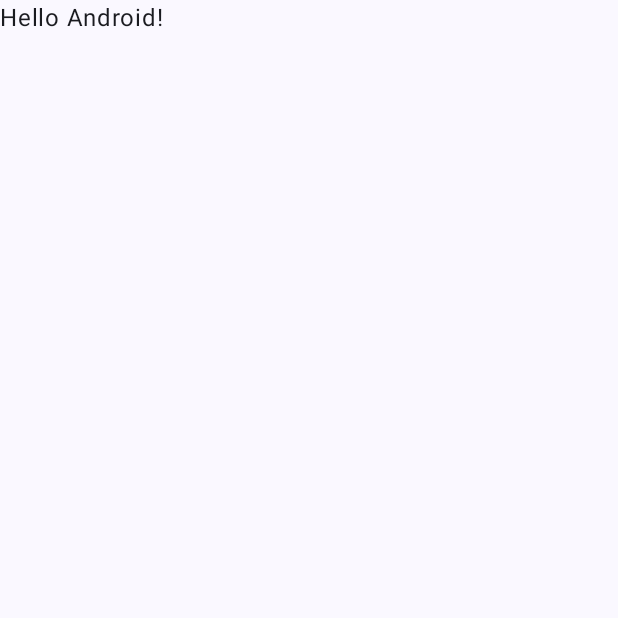
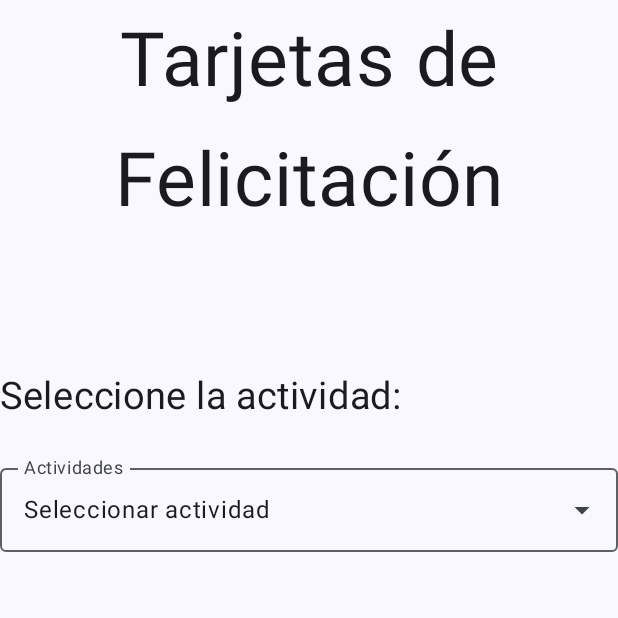
Before and after one commit to Jose-Prince/PPM2023-JAPM, an Android app built with Jetpack Compose: the screen it shows after launch (MainActivity), on a phone screen of 412 x 824 dp, the top half of it. Before the commit the part shown is almost empty. Run offline under Robolectric (Android 15) with nearby library versions, the phone set to English and light mode, and no system bars.

Commit message:
Implementación de Spinner

```diff
--- a/Laboratorio_3/app/src/main/java/com/example/laboratorio_3/MainActivity.kt
+++ b/Laboratorio_3/app/src/main/java/com/example/laboratorio_3/MainActivity.kt
@@ -1,15 +1,45 @@
 package com.example.laboratorio_3
 
 import android.os.Bundle
+import android.widget.Button
 import androidx.activity.ComponentActivity
 import androidx.activity.compose.setContent
+import androidx.compose.foundation.background
+import androidx.compose.foundation.clickable
+import androidx.compose.foundation.layout.Arrangement
+import androidx.compose.foundation.layout.Box
+import androidx.compose.foundation.layout.Column
+import androidx.compose.foundation.layout.Spacer
 import androidx.compose.foundation.layout.fillMaxSize
+import androidx.compose.foundation.layout.fillMaxWidth
+import androidx.compose.foundation.layout.height
+import androidx.compose.foundation.layout.padding
+import androidx.compose.foundation.layout.wrapContentWidth
+import androidx.compose.material.icons.Icons
+import androidx.compose.material.icons.outlined.ArrowDropDown
+import androidx.compose.material3.ButtonDefaults
+import androidx.compose.material3.DropdownMenu
+import androidx.compose.material3.DropdownMenuItem
+import androidx.compose.material3.ExperimentalMaterial3Api
+import androidx.compose.material3.FilledTonalButton
+import androidx.compose.material3.Icon
 import androidx.compose.material3.MaterialTheme
+import androidx.compose.material3.OutlinedTextField
 import androidx.compose.material3.Surface
 import androidx.compose.material3.Text
 import androidx.compose.runtime.Composable
+import androidx.compose.runtime.getValue
+import androidx.compose.runtime.mutableStateOf
+import androidx.compose.runtime.remember
+import androidx.compose.runtime.setValue
+import androidx.compose.ui.Alignment
 import androidx.compose.ui.Modifier
+import androidx.compose.ui.graphics.Color
+import androidx.compose.ui.semantics.Role.Companion.Button
+import androidx.compose.ui.text.style.TextAlign
 import androidx.compose.ui.tooling.preview.Preview
+import androidx.compose.ui.unit.dp
+import androidx.compose.ui.unit.sp
 import com.example.laboratorio_3.ui.theme.Laboratorio_3Theme
 
 class MainActivity : ComponentActivity() {
@@ -22,29 +52,86 @@ class MainActivity : ComponentActivity() {
                     modifier = Modifier.fillMaxSize(),
                     color = MaterialTheme.colorScheme.background
                 ) {
-                    Greeting("Android")
+                    Message()
                 }
             }
         }
     }
 }
 
-@Composable
-fun ShowTexts() {
-
-}
-@Composable
-fun Greeting(name: String, modifier: Modifier = Modifier) {
-    Text(
-        text = "Hello $name!",
-        modifier = modifier
-    )
-}
 
 @Preview(showBackground = true)
 @Composable
 fun GreetingPreview() {
     Laboratorio_3Theme {
-        Greeting("Android")
+        Message()
     }
 }
+
+@Composable
+fun Message(modifier: Modifier = Modifier) {
+    val options = listOf("Aniversario de bodas","Cumpleaños","Dia de las madres","Halloween","Navidad")
+    Column (modifier = modifier) {
+        Text(
+            text = "Tarjetas de Felicitación",
+            fontSize = 50.sp,
+            lineHeight = 80.sp,
+            textAlign = TextAlign.Center
+        )
+        Spacer(modifier = Modifier.height(64.dp))
+        Text(
+            text = "Seleccione la actividad:",
+            fontSize = 25.sp,
+            lineHeight = 80.sp,
+        )
+        Spinner(options,"Seleccionar actividad"){
+
+        }
+    }
+}
+@OptIn(ExperimentalMaterial3Api::class)
+@Composable
+fun Spinner(list : List<String>,
+             preselected : String,
+             onSelectionChanged : (selection : String) -> Unit) {
+    var selected by remember { mutableStateOf(preselected) }
+    var expanded by remember { mutableStateOf(false) }
+
+    Box {
+        Column {
+            OutlinedTextField(value = selected
+                , onValueChange = {},
+                label = { Text(text = "Actividades")},
+                modifier = Modifier.fillMaxWidth(),
+                trailingIcon = { Icon(Icons.Outlined.ArrowDropDown,null)},
+                readOnly = true)
+            DropdownMenu(modifier = Modifier.fillMaxWidth(),
+                expanded = expanded,
+                onDismissRequest = { expanded = false },) {
+                list.forEach {
+                    entry -> DropdownMenuItem(modifier = Modifier.fillMaxWidth(),
+                    text = { Text(text = entry, modifier = Modifier.wrapContentWidth().align(Alignment.Start)) },
+                    onClick = {
+                        selected = entry
+                        expanded = false
+                        onSelectionChanged(entry)})}
+            }
+        }
+
+        Spacer(
+            modifier = Modifier.matchParentSize().background(Color.Transparent).padding(10.dp).clickable(onClick = {expanded = !expanded})
+        )
+    }
+}
+
+@Composable
+fun Button(selectedItem: String, onSelectionChanged: (String) -> Unit, onClick: () -> Unit) {
+    FilledTonalButton(onClick = {
+        if (selectedItem == "Halloween") {
+
+            onSelectionChanged(selectedItem)
+        }
+    }) {
+        Text("Generar")
+    }
+}
--- /dev/null
+++ b/Laboratorio_3/app/src/main/res/xml/ejemplo.xml
@@ -0,0 +1,4 @@
+<?xml version="1.0" encoding="utf-8"?>
+<PreferenceScreen xmlns:android="http://schemas.android.com/apk/res/android">
+
+</PreferenceScreen>
```
Also changed, not shown: Laboratorio_3/app/src/main/java/com/example/laboratorio_3/ui/theme/Halloween.kt (added, +26 -0 lines), Laboratorio_3/app/src/main/res/drawable/mother1.png (added).
